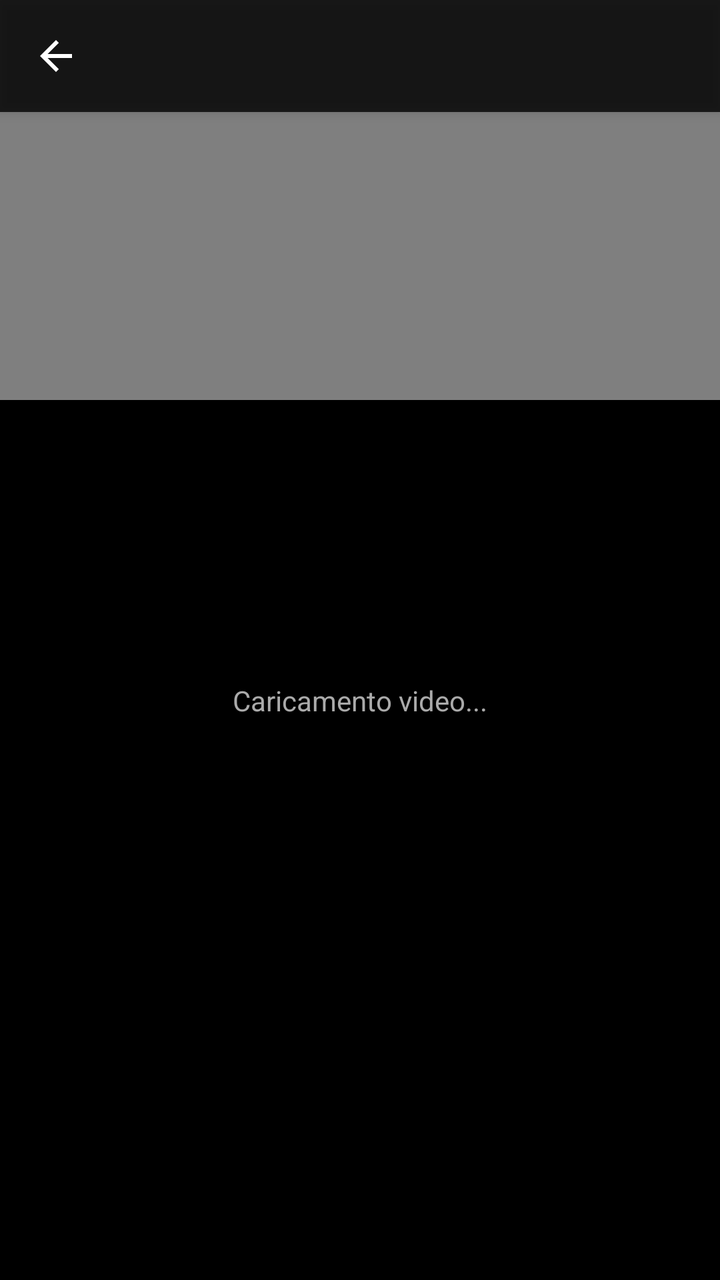
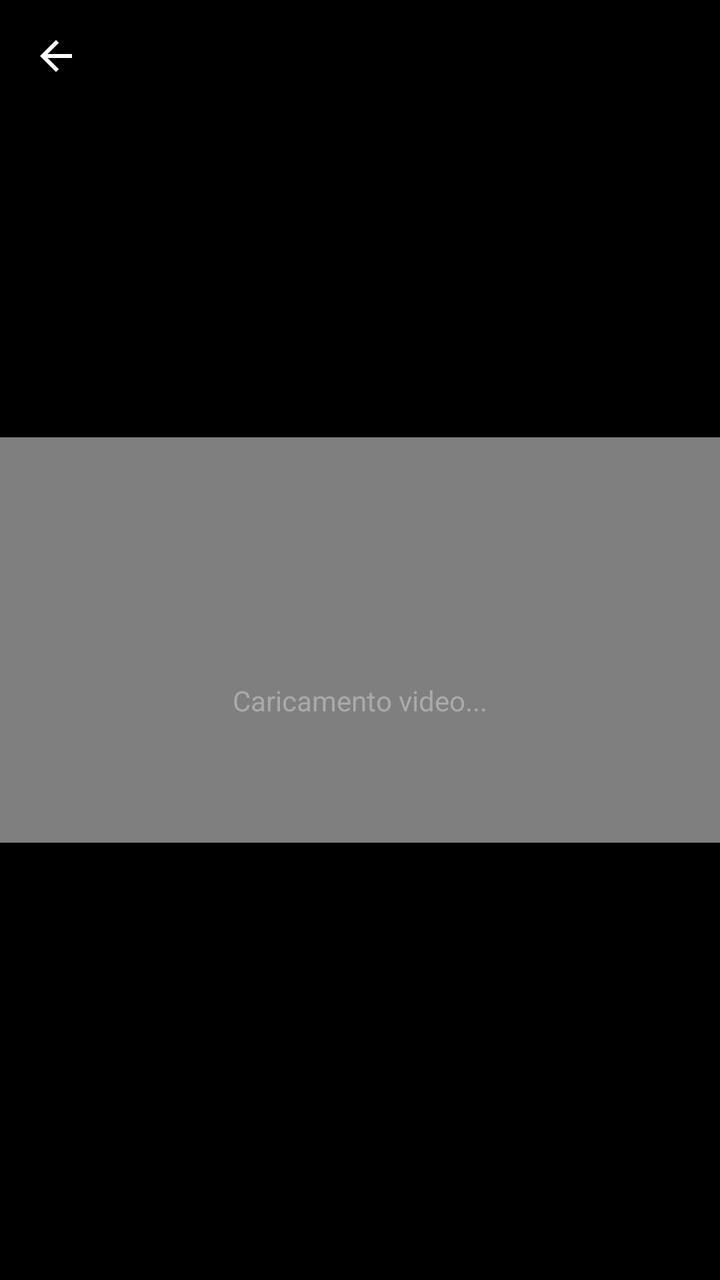

Screens rendered from an Android XML layout before and after an edit, with the pre-edit source and the edit as a unified diff.
<!-- AndroidManifest.xml: activity theme Theme.EroProfile.FullScreen -->
<!-- res/layout/activity_video_player.xml -->
<?xml version="1.0" encoding="utf-8"?>
<androidx.constraintlayout.widget.ConstraintLayout
    xmlns:android="http://schemas.android.com/apk/res/android"
    xmlns:app="http://schemas.android.com/apk/res-auto"
    android:layout_width="match_parent"
    android:layout_height="match_parent"
    android:background="@color/black">

    <VideoView
        android:id="@+id/videoView"
        android:layout_width="0dp"
        android:layout_height="200dp"
        app:layout_constraintTop_toTopOf="parent"
        app:layout_constraintStart_toStartOf="parent"
        app:layout_constraintEnd_toEndOf="parent" />

    
    <LinearLayout
        android:id="@+id/topBar"
        android:layout_width="0dp"
        android:layout_height="56dp"
        android:background="#CC000000"
        android:gravity="center_vertical"
        android:orientation="horizontal"
        android:paddingStart="4dp"
        android:paddingEnd="12dp"
        android:elevation="4dp"
        app:layout_constraintEnd_toEndOf="parent"
        app:layout_constraintStart_toStartOf="parent"
        app:layout_constraintTop_toTopOf="parent">

        <ImageButton
            android:id="@+id/btnBack"
            android:layout_width="48dp"
            android:layout_height="48dp"
            android:background="?attr/selectableItemBackgroundBorderless"
            android:src="@drawable/ic_back"
            android:tint="@color/ep_text_primary"
            android:contentDescription="Indietro" />

        <TextView
            android:id="@+id/tvTitle"
            android:layout_width="0dp"
            android:layout_height="wrap_content"
            android:layout_weight="1"
            android:ellipsize="end"
            android:maxLines="1"
            android:textColor="@color/ep_text_primary"
            android:textSize="15sp"
            android:fontFamily="sans-serif-medium"
            android:paddingStart="4dp" />

    </LinearLayout>

    
    <LinearLayout
        android:id="@+id/loadingView"
        android:layout_width="wrap_content"
        android:layout_height="wrap_content"
        android:orientation="vertical"
        android:gravity="center"
        app:layout_constraintTop_toTopOf="parent"
        app:layout_constraintBottom_toBottomOf="parent"
        app:layout_constraintStart_toStartOf="parent"
        app:layout_constraintEnd_toEndOf="parent">

        <ProgressBar
            android:layout_width="48dp"
            android:layout_height="48dp"
            android:indeterminateTint="@color/ep_orange" />

        <TextView
            android:layout_width="wrap_content"
            android:layout_height="wrap_content"
            android:layout_marginTop="12dp"
            android:text="Caricamento video..."
            android:textColor="@color/ep_text_secondary"
            android:textSize="14sp" />

    </LinearLayout>

    
    <LinearLayout
        android:id="@+id/errorView"
        android:layout_width="wrap_content"
        android:layout_height="wrap_content"
        android:orientation="vertical"
        android:gravity="center"
        android:visibility="gone"
        app:layout_constraintTop_toTopOf="parent"
        app:layout_constraintBottom_toBottomOf="parent"
        app:layout_constraintStart_toStartOf="parent"
        app:layout_constraintEnd_toEndOf="parent">

        <TextView
            android:id="@+id/tvError"
            android:layout_width="wrap_content"
            android:layout_height="wrap_content"
            android:text="Stream video non trovato"
            android:textColor="@color/ep_text_secondary"
            android:textSize="14sp"
            android:gravity="center"
            android:padding="16dp" />

        <Button
            android:id="@+id/btnOpenBrowser"
            android:layout_width="wrap_content"
            android:layout_height="wrap_content"
            android:backgroundTint="@color/ep_orange"
            android:text="Apri nel browser"
            android:textColor="@color/ep_text_primary" />

    </LinearLayout>

</androidx.constraintlayout.widget.ConstraintLayout>
<!-- resources referenced by this layout -->
<resources>
  <color name="black">#FF000000</color>
  <color name="ep_orange">#FF6600</color>
  <color name="ep_text_primary">#FFFFFF</color>
  <color name="ep_text_secondary">#AAAAAA</color>
  <!-- drawable ic_back (drawable) -->
  <vector xmlns:android="http://schemas.android.com/apk/res/android"
      android:width="24dp"
      android:height="24dp"
      android:viewportWidth="24"
      android:viewportHeight="24"
      android:tint="?attr/colorControlNormal">
      <path
          android:fillColor="@android:color/white"
          android:pathData="M20,11H7.83l5.59,-5.59L12,4l-8,8 8,8 1.41,-1.41L7.83,13H20v-2z" />
  </vector>
  <style name="Theme.EroProfile.FullScreen" parent="Theme.EroProfile">
          <item name="android:windowFullscreen">true</item>
          <item name="android:statusBarColor">@color/black</item>
          <item name="android:navigationBarColor">@color/black</item>
      </style>
  <style name="Theme.EroProfile" parent="Theme.MaterialComponents.DayNight.NoActionBar">
          <item name="colorPrimary">@color/ep_orange</item>
          <item name="colorPrimaryVariant">@color/ep_orange_dark</item>
          <item name="colorSecondary">@color/ep_orange</item>
          <item name="colorSecondaryVariant">@color/ep_orange_dark</item>
          <item name="android:colorBackground">@color/ep_background</item>
          <item name="colorSurface">@color/ep_surface</item>
          <item name="colorOnPrimary">@color/ep_text_primary</item>
          <item name="colorOnBackground">@color/ep_text_primary</item>
          <item name="colorOnSurface">@color/ep_text_primary</item>
          <item name="android:textColorPrimary">@color/ep_text_primary</item>
          <item name="android:textColorSecondary">@color/ep_text_secondary</item>
          <item name="android:statusBarColor">@color/ep_surface</item>
          <item name="android:navigationBarColor">@color/ep_surface</item>
          <item name="android:windowLightStatusBar">false</item>
          <item name="android:windowLightNavigationBar">false</item>
      </style>
  <color name="ep_orange_dark">#CC5200</color>
  <color name="ep_background">#1A1A1A</color>
  <color name="ep_surface">#252525</color>
</resources>

<!-- the commit's change to res/layout/activity_video_player.xml (unified diff, before → after) -->
@@ -9,10 +9,12 @@
     <VideoView
         android:id="@+id/videoView"
         android:layout_width="0dp"
-        android:layout_height="200dp"
+        android:layout_height="0dp"
         app:layout_constraintTop_toTopOf="parent"
+        app:layout_constraintBottom_toBottomOf="parent"
         app:layout_constraintStart_toStartOf="parent"
-        app:layout_constraintEnd_toEndOf="parent" />
+        app:layout_constraintEnd_toEndOf="parent"
+        app:layout_constraintDimensionRatio="16:9" />
 
     
     <LinearLayout
